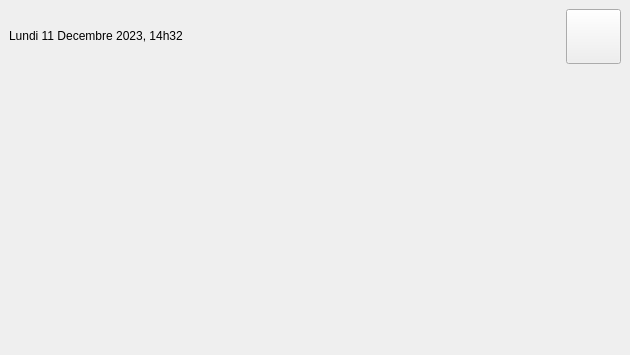
SellierL/Concevoir_IU, file mainwindow.ui: the form before one commit; both pictures show x 0 to 630 and y 0 to 355 of the 630 by 840 pixel window.
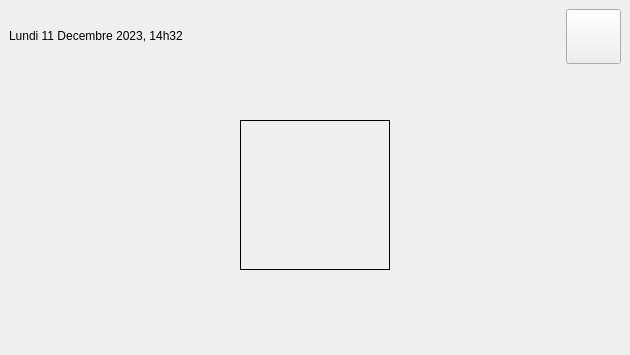
The form after the commit.

Diff of the .ui file:
```diff
--- a/mainwindow.ui
+++ b/mainwindow.ui
@@ -58,6 +58,38 @@
       </item>
      </layout>
     </item>
+    <item>
+     <layout class="QHBoxLayout" name="LogoHorizontalLayout">
+      <property name="topMargin">
+       <number>50</number>
+      </property>
+      <property name="bottomMargin">
+       <number>50</number>
+      </property>
+      <item>
+       <widget class="QLabel" name="MonLogo">
+        <property name="sizePolicy">
+         <sizepolicy hsizetype="Fixed" vsizetype="Fixed">
+          <horstretch>0</horstretch>
+          <verstretch>0</verstretch>
+         </sizepolicy>
+        </property>
+        <property name="minimumSize">
+         <size>
+          <width>150</width>
+          <height>150</height>
+         </size>
+        </property>
+        <property name="styleSheet">
+         <string notr="true">border: 1px solid;</string>
+        </property>
+        <property name="text">
+         <string/>
+        </property>
+       </widget>
+      </item>
+     </layout>
+    </item>
     <item>
      <spacer name="verticalSpacer">
       <property name="orientation">
```
